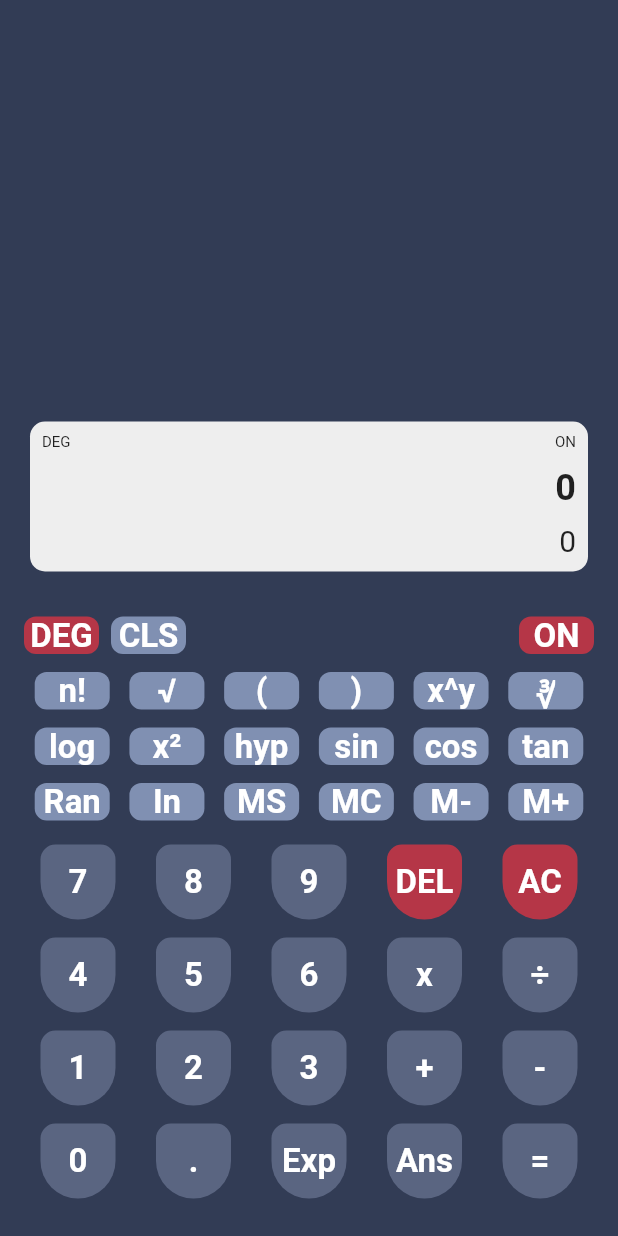
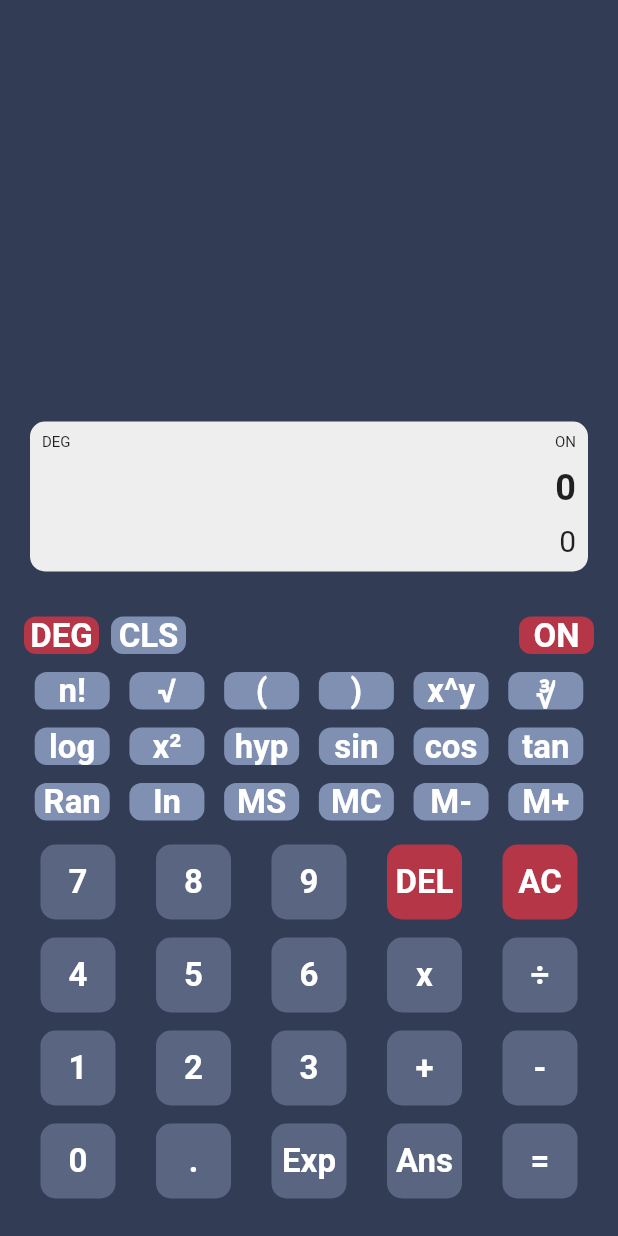
Before and after one commit to Godswillconcept/Scientific-Calculator, a Flutter app: the screen it shows after launch, on a phone screen of 412 x 824 dp. Run offline on Flutter 3.47's test engine with Material 2 defaults, Android fonts, the phone set to English and light mode, and no system bars; our stand-ins replace math_expressions; Roboto replaces fonts that are missing (poppins).

Commit message:
"Logic functions added"

```diff
--- a/lib/components/calculator_button.dart
+++ b/lib/components/calculator_button.dart
@@ -4,36 +4,31 @@ import 'package:flutter/material.dart';
 
 class CalculatorButton extends StatelessWidget {
   final Color btnColor;
-
   final String btnVal;
   final double btnHeight;
   final double btnWidth;
-  final Function()? onPress;
+  final Function buttonPress;
+
   const CalculatorButton({
     Key? key,
     required this.btnColor,
     required this.btnVal,
     this.btnHeight = 50.0,
     this.btnWidth = 50.0,
-    required this.onPress,
+    required this.buttonPress,
   }) : super(key: key);
 
   @override
   Widget build(BuildContext context) {
     return GestureDetector(
-      onTap: onPress,
+      onTap: () => buttonPress(btnVal),
       child: Container(
         width: btnWidth,
         height: btnHeight,
         alignment: AlignmentDirectional.center,
         decoration: BoxDecoration(
           color: btnColor,
-          borderRadius: BorderRadius.only(
-            topLeft: Radius.circular(10),
-            topRight: Radius.circular(10),
-            bottomLeft: Radius.circular(25),
-            bottomRight: Radius.circular(25),
-          ),
+          borderRadius: BorderRadius.circular(10),
         ),
         child: Text(
           btnVal,
--- a/lib/components/logic_button.dart
+++ b/lib/components/logic_button.dart
@@ -8,21 +8,21 @@ class LogicButton extends StatelessWidget {
   final double btnHeight;
   final double btnWidth;
   final double valSize;
-  final void Function()? onPress;
-  const LogicButton(
-      {Key? key,
-      required this.btnColor,
-      required this.btnVal,
-      this.btnHeight = 25.0,
-      this.btnWidth = 50.0,
-      this.valSize = 22.0,
-      required this.onPress})
-      : super(key: key);
+  final Function buttonPress;
+
+  const LogicButton({
+    Key? key,
+    required this.btnColor,
+    required this.btnVal,
+    this.btnHeight = 25.0,
+    this.btnWidth = 50.0,
+    this.valSize = 22.0, required this.buttonPress,
+  }) : super(key: key);
 
   @override
   Widget build(BuildContext context) {
     return GestureDetector(
-      onTap: onPress,
+      onTap: () => buttonPress(btnVal),
       child: Container(
         width: btnWidth,
         height: btnHeight,
--- a/pubspec.yaml
+++ b/pubspec.yaml
@@ -34,6 +34,7 @@ dependencies:
   # The following adds the Cupertino Icons font to your application.
   # Use with the CupertinoIcons class for iOS style icons.
   cupertino_icons: ^1.0.2
+  math_expressions: ^2.3.1
 
 dev_dependencies:
   flutter_test:
```
Also changed, not shown: lib/components/calculator_screen.dart (deleted, +0 -65 lines), lib/utils/screen_text.dart (deleted, +0 -25 lines), pubspec.lock.
